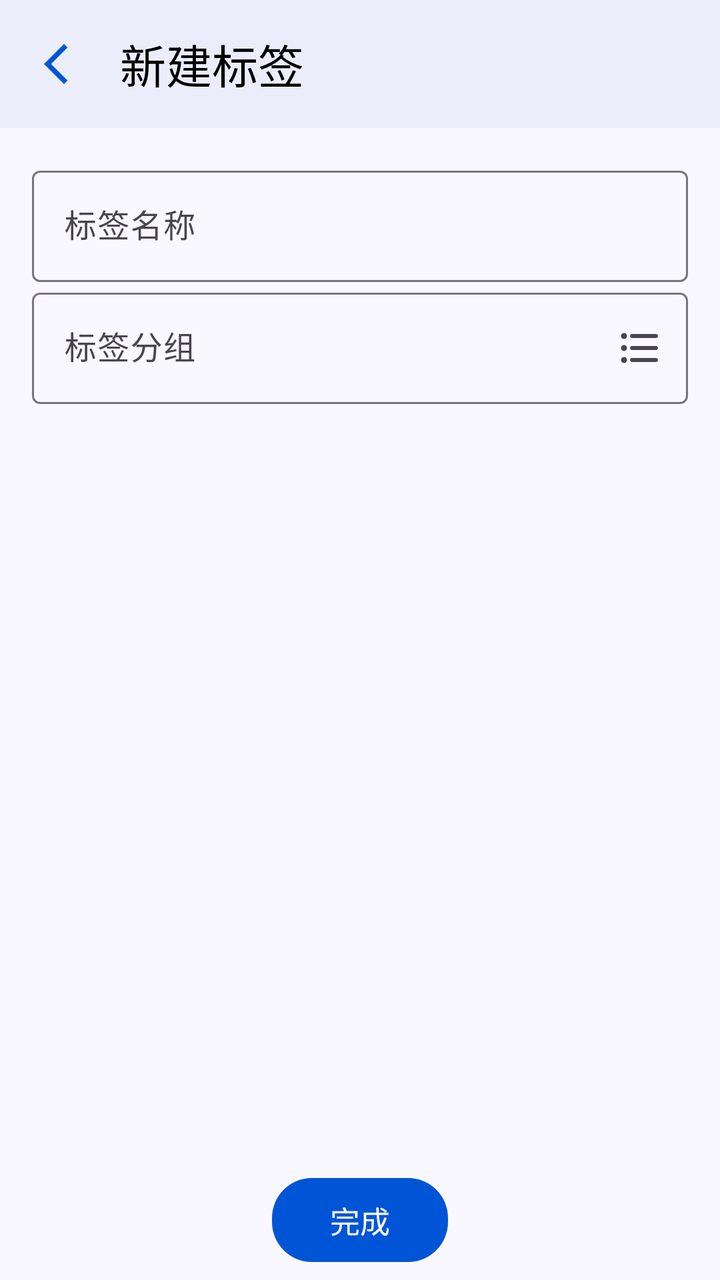
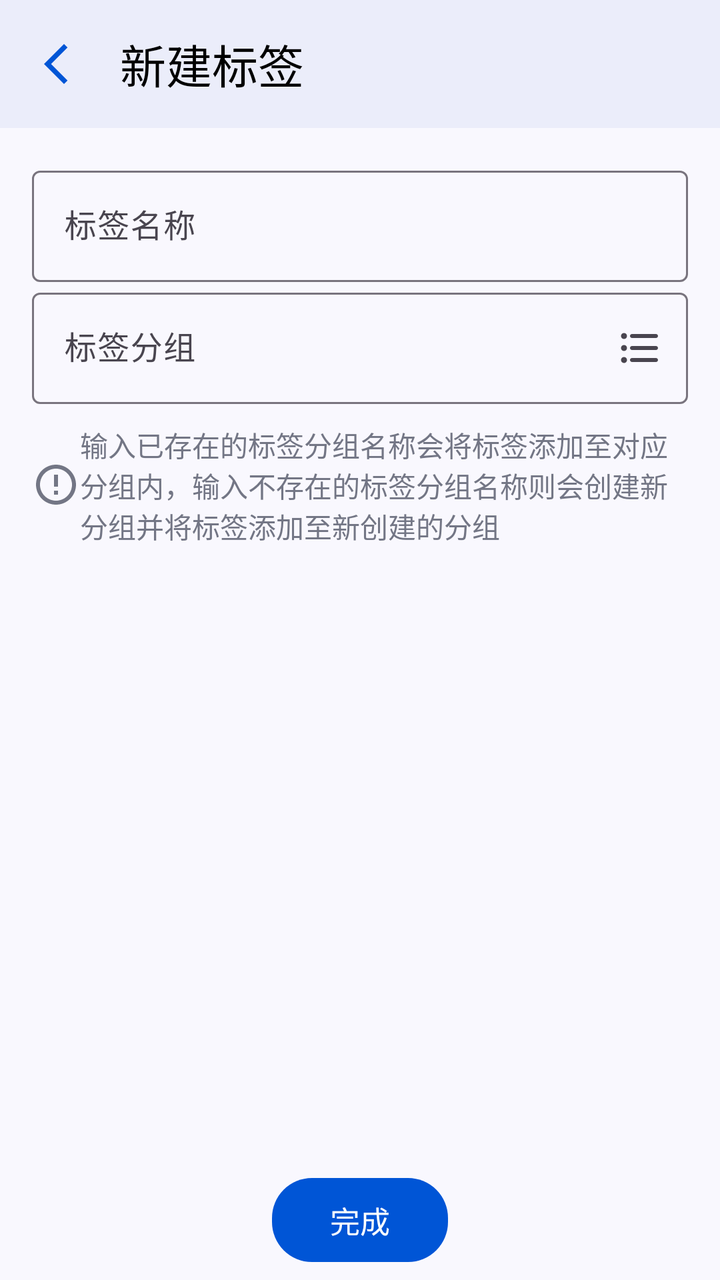

Two renders of the same Android screen: before a commit and after it. Below are the layout's source before the change and the commit's diff.
<!-- AndroidManifest.xml: application theme Theme.ProjectManager -->
<!-- res/layout/activity_new_tag.xml -->
<?xml version="1.0" encoding="utf-8"?>
<androidx.constraintlayout.widget.ConstraintLayout xmlns:android="http://schemas.android.com/apk/res/android"
    xmlns:app="http://schemas.android.com/apk/res-auto"
    xmlns:tools="http://schemas.android.com/tools"
    style="@style/PageStyle"
    android:layout_width="match_parent"
    android:layout_height="match_parent"
    tools:context=".ui.bookkeeping.tag.edit.NewTagActivity">

    <com.google.android.material.appbar.MaterialToolbar
        android:id="@+id/toolbar"
        android:layout_width="match_parent"
        android:layout_height="?attr/actionBarSize"
        app:layout_constraintEnd_toEndOf="parent"
        app:navigationIcon="@drawable/baseline_arrow_back_ios_new_24"
        app:layout_constraintStart_toStartOf="parent"
        app:layout_constraintTop_toTopOf="parent"
        app:title="@string/title_new_tag" />

    <ScrollView
        android:layout_width="match_parent"
        android:layout_height="0dp"
        app:layout_constraintBottom_toTopOf="@+id/finish_btn"
        app:layout_constraintTop_toBottomOf="@+id/toolbar">

        <LinearLayout
            android:layout_width="match_parent"
            android:layout_height="wrap_content"
            android:orientation="vertical"
            android:padding="16dp">

            <com.google.android.material.textfield.TextInputLayout
                android:id="@+id/tag_name_layout"
                android:layout_width="match_parent"
                android:layout_height="wrap_content">

                <com.google.android.material.textfield.TextInputEditText
                    android:id="@+id/tag_name_input"
                    style="@style/UserInputEditTextStyle"
                    android:layout_width="match_parent"
                    android:layout_height="match_parent"
                    android:hint="@string/tag_name" />
            </com.google.android.material.textfield.TextInputLayout>

            <com.google.android.material.textfield.TextInputLayout
                android:id="@+id/tag_group_layout"
                android:layout_width="match_parent"
                android:layout_height="wrap_content"
                app:endIconDrawable="@drawable/round_format_list_bulleted_24"
                app:endIconMode="custom">

                <com.google.android.material.textfield.TextInputEditText
                    android:id="@+id/group_name_input"
                    style="@style/UserInputEditTextStyle"
                    android:layout_width="match_parent"
                    android:layout_height="wrap_content"
                    android:hint="@string/tag_group"
                    android:maxLength="20" />
            </com.google.android.material.textfield.TextInputLayout>
        </LinearLayout>
    </ScrollView>

    <com.google.android.material.button.MaterialButton
        android:id="@+id/finish_btn"
        style="@style/BtnStyle"
        android:layout_width="wrap_content"
        android:layout_height="wrap_content"
        android:text="@string/finish"
        app:layout_constraintBottom_toBottomOf="parent"
        app:layout_constraintLeft_toLeftOf="parent"
        app:layout_constraintRight_toRightOf="parent" />
</androidx.constraintlayout.widget.ConstraintLayout>
<!-- resources referenced by this layout -->
<resources>
  <!-- drawable baseline_arrow_back_ios_new_24 (drawable) -->
  <vector xmlns:android="http://schemas.android.com/apk/res/android" android:height="24dp" android:tint="#000000" android:viewportHeight="24" android:viewportWidth="24" android:width="24dp">
        
      <path android:fillColor="@android:color/white" android:pathData="M17.77,3.77l-1.77,-1.77l-10,10l10,10l1.77,-1.77l-8.23,-8.23z"/>
      
  </vector>
  <string name="finish">完成</string>
  <string name="tag_group">标签分组</string>
  <string name="tag_name">标签名称</string>
  <string name="title_new_tag">新建标签</string>
  <style name="BtnStyle" parent="Widget.Material3.Button">
          <item name="backgroundTint">@color/theme_blue</item>
          <item name="android:textColor">@color/white</item>
          <item name="android:textSize">15sp</item>
          <item name="cornerRadius">20dp</item>
          <item name="android:layout_margin">5dp</item>
          <item name="android:padding">10dp</item>
      </style>
  <style name="PageStyle">
          <item name="android:fitsSystemWindows">true</item>
          <item name="android:background">@color/page_background</item>
      </style>
  <style name="UserInputEditTextStyle" parent="Widget.Material3.TextInputEditText.OutlinedBox">
          <item name="android:inputType">text</item>
          <item name="android:maxLength">20</item>
      </style>
  <style name="Theme.ProjectManager" parent="Theme.Material3.DayNight.NoActionBar">
          
          <item name="colorPrimary">@color/theme_blue</item>
          <item name="colorPrimaryVariant">@color/theme_blue_variant</item>
          <item name="colorOnPrimary">@color/white</item>
          
          <item name="colorSecondary">@color/teal_200</item>
          <item name="colorSecondaryVariant">@color/teal_700</item>
          <item name="colorOnSecondary">@color/black</item>
          
          <item name="android:statusBarColor">@color/page_background</item>
          
          <item name="toolbarStyle">@style/ToolBarStyle</item>
          <item name="drawableTint">@color/theme_blue</item>
          <item name="colorControlActivated">@color/theme_blue</item>
          <item name="android:windowLightStatusBar">true</item>
      </style>
  <color name="theme_blue">#0055d6</color>
  <color name="white">#FFFFFFFF</color>
  <color name="page_background">#f9f8fe</color>
  <color name="theme_blue_variant">#dae1fe</color>
  <color name="teal_200">#FF03DAC5</color>
  <color name="teal_700">#FF018786</color>
  <color name="black">#FF000000</color>
  <style name="ToolBarStyle" parent="Widget.Material3.Toolbar">
          <item name="android:background">@color/toolbar_background</item>
          <item name="navigationIconTint">@color/theme_blue</item>
          <item name="contentInsetStart">10dp</item>
          <item name="titleTextAppearance">@style/TitleStyle</item>
      </style>
  <color name="toolbar_background">#ebedfa</color>
  <style name="TitleStyle">
          <item name="android:textSize">23sp</item>
          <item name="android:textColor">@color/black</item>
      </style>
  <!-- unchanged entries left out for length: 1 -->
</resources>

<!-- the commit's change to res/layout/activity_new_tag.xml (unified diff, before → after) -->
@@ -12,9 +12,9 @@
         android:layout_width="match_parent"
         android:layout_height="?attr/actionBarSize"
         app:layout_constraintEnd_toEndOf="parent"
-        app:navigationIcon="@drawable/baseline_arrow_back_ios_new_24"
         app:layout_constraintStart_toStartOf="parent"
         app:layout_constraintTop_toTopOf="parent"
+        app:navigationIcon="@drawable/baseline_arrow_back_ios_new_24"
         app:title="@string/title_new_tag" />
 
     <ScrollView
@@ -57,6 +57,12 @@
                     android:hint="@string/tag_group"
                     android:maxLength="20" />
             </com.google.android.material.textfield.TextInputLayout>
+
+            <com.google.android.material.textview.MaterialTextView
+                style="@style/TipTextViewStyle"
+                android:layout_width="match_parent"
+                android:layout_height="wrap_content"
+                android:text="@string/tag_new_modify_tip" />
         </LinearLayout>
     </ScrollView>
 
<!-- resource entries referenced after the edit -->
@@ -9,6 +9,7 @@
   <string name="finish">完成</string>
   <string name="tag_group">标签分组</string>
   <string name="tag_name">标签名称</string>
+  <string name="tag_new_modify_tip">输入已存在的标签分组名称会将标签添加至对应分组内，输入不存在的标签分组名称则会创建新分组并将标签添加至新创建的分组</string>
   <string name="title_new_tag">新建标签</string>
   <style name="BtnStyle" parent="Widget.Material3.Button">
           <item name="backgroundTint">@color/theme_blue</item>
@@ -21,6 +22,12 @@
   <style name="PageStyle">
           <item name="android:fitsSystemWindows">true</item>
           <item name="android:background">@color/page_background</item>
+      </style>
+  <style name="TipTextViewStyle">
+          <item name="android:paddingTop">10dp</item>
+          <item name="android:textColor">@color/unchecked_gray</item>
+          <item name="android:drawableStart">@drawable/baseline_error_outline_24</item>
+          <item name="drawableTint">@color/unchecked_gray</item>
       </style>
   <style name="UserInputEditTextStyle" parent="Widget.Material3.TextInputEditText.OutlinedBox">
           <item name="android:inputType">text</item>
@@ -46,6 +53,13 @@
   <color name="theme_blue">#0055d6</color>
   <color name="white">#FFFFFFFF</color>
   <color name="page_background">#f9f8fe</color>
+  <color name="unchecked_gray">#737685</color>
+  <!-- drawable baseline_error_outline_24 (drawable) -->
+  <vector xmlns:android="http://schemas.android.com/apk/res/android" android:height="24dp" android:tint="#000000" android:viewportHeight="24" android:viewportWidth="24" android:width="24dp">
+        
+      <path android:fillColor="@android:color/white" android:pathData="M11,15h2v2h-2zM11,7h2v6h-2zM11.99,2C6.47,2 2,6.48 2,12s4.47,10 9.99,10C17.52,22 22,17.52 22,12S17.52,2 11.99,2zM12,20c-4.42,0 -8,-3.58 -8,-8s3.58,-8 8,-8 8,3.58 8,8 -3.58,8 -8,8z"/>
+      
+  </vector>
   <color name="theme_blue_variant">#dae1fe</color>
   <color name="teal_200">#FF03DAC5</color>
   <color name="teal_700">#FF018786</color>
